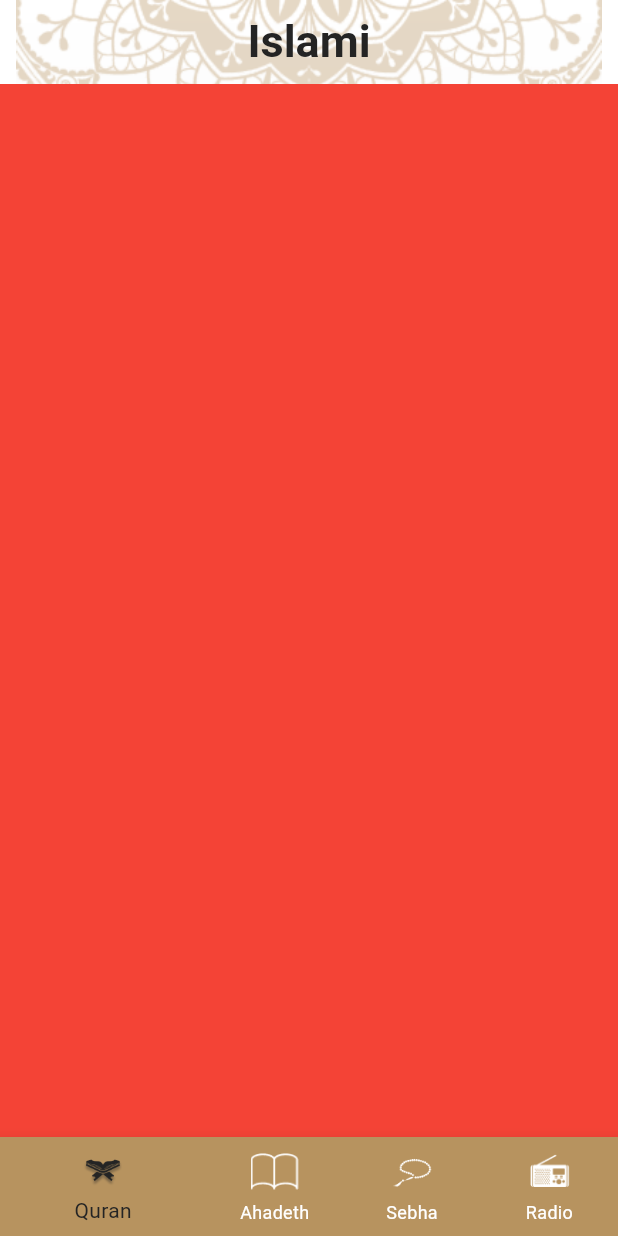
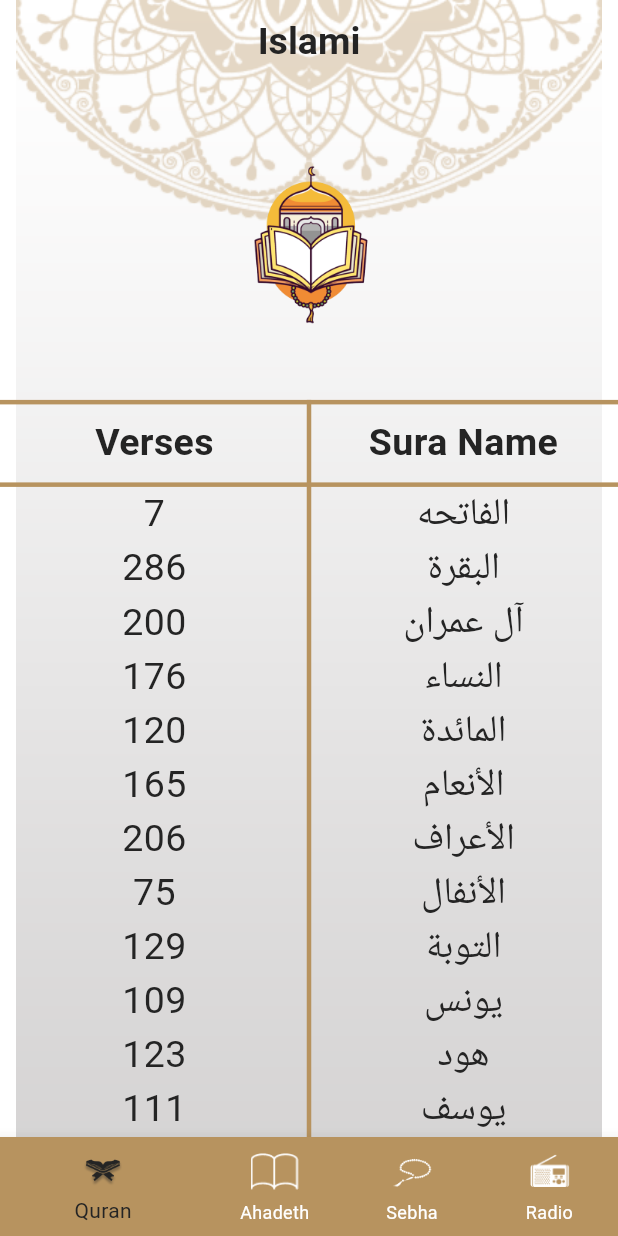
Before and after one commit to tanany1/Islami-app, a Flutter app: the screen it shows after launch, on a phone screen of 412 x 824 dp. Run offline on Flutter 3.47's test engine with Material 3 defaults, Android fonts, the phone set to English and light mode, and no system bars.

Commit message:
Finished Quran Tap Design.

```diff
--- a/lib/screens/homeScreen/home_screen.dart
+++ b/lib/screens/homeScreen/home_screen.dart
@@ -18,7 +18,7 @@ class HomeScreen extends StatefulWidget {
 
 class _HomeScreenState extends State<HomeScreen> {
   int currentTabIndex = 0 ;
-  Widget currentTab = QuranTab();
+  Widget body = QuranTab();
 
   @override
   Widget build(BuildContext context) {
@@ -30,13 +30,13 @@ class _HomeScreenState extends State<HomeScreen> {
           backgroundColor: AppColors.transparent,
           appBar: buildAppBar(),
           bottomNavigationBar: buildBottomNavigation(),
-          body: currentTab ,
+          body: body ,
         )
     );
   }
 
   AppBar buildAppBar() =>AppBar(
-        title: Text("Islami", style: AppTheme.appBarTextStyle,),
+        title: Text("Islami", style: AppTheme.mediaTitleTextStyle,),
         centerTitle: true,
         elevation: 0,
         backgroundColor: AppColors.transparent,
@@ -59,12 +59,12 @@ class _HomeScreenState extends State<HomeScreen> {
       onTap: (index){
         currentTabIndex = index;
         if(currentTabIndex == 0){
-          currentTab = QuranTab();
+          body = QuranTab();
         }else if(currentTabIndex == 1) {
-          currentTab = AhadethTab();
+          body = AhadethTab();
         }else if(currentTabIndex == 2){
-          currentTab = SebhaTab();
-        }else {currentTab=RadioTab();}
+          body = SebhaTab();
+        }else {body=RadioTab();}
         setState(() {});
       },
     ),
--- a/lib/tabs/quran/quran_tab.dart
+++ b/lib/tabs/quran/quran_tab.dart
@@ -1,10 +1,81 @@
 import 'package:flutter/material.dart';
+import 'package:islami/utilits/app_assets.dart';
+import 'package:islami/utilits/app_colors.dart';
+import 'package:islami/utilits/app_theme.dart';
+
+import '../../utilits/constants.dart';
 
 class QuranTab extends StatelessWidget {
-  const QuranTab({super.key});
+  QuranTab({super.key});
 
   @override
   Widget build(BuildContext context) {
-    return Container(color: Colors.red,);
+    return Column(
+      children: [
+        Expanded(flex:3 , child: Center(child: Image.asset(AppAssets.quranTabLogo))),
+
+        Expanded(
+          flex: 7,
+          child: Stack(
+            alignment: Alignment.center,
+            children: [
+              buildScreenContent(),
+               Container(width: 3,height: double.infinity, color: AppColors.primary)
+            ],
+          ),
+        )
+      ],
+    );
+  }
+
+  Widget buildScreenContent() {
+    return Expanded(
+        flex: 7,
+        child: Column(
+          children: [
+            Container(width: double.infinity , height: 3,color : AppColors.primary,),
+            const Padding(
+              padding:EdgeInsets.symmetric(vertical: 8.0),
+              child: Row(
+                children: [
+                  Expanded(child: Text("Verses" ,
+                    style: AppTheme.mediaTitleTextStyle,
+                    textAlign: TextAlign.center,
+                  )),
+                  Expanded(child: Text("Sura Name" ,
+                    style: AppTheme.mediaTitleTextStyle,
+                    textAlign: TextAlign.center,
+                  )),
+                ],
+              ),
+            ),
+            Container(width: double.infinity, height: 3,color: AppColors.primary,),
+            Expanded(
+                flex : 7 ,
+                child: buildSuraListView()),
+          ],
+        ),
+      );
+  }
+
+  ListView buildSuraListView() {
+    return ListView.builder(
+                  itemCount: Constants.suraNames.length ,
+                  itemBuilder: (context , index){
+                  return Row(
+                    mainAxisAlignment: MainAxisAlignment.spaceEvenly,
+                    children: [
+                      Expanded(child: Text("${Constants.versesNumber[index]}",
+                        style: AppTheme.regularTitleTextStyle,
+                        textAlign: TextAlign.center,
+                      )),
+                      Expanded(child: Text(Constants.suraNames[index],
+                        style: AppTheme.regularTitleTextStyle,
+                        textAlign: TextAlign.center,
+                      )),
+                    ],
+                  );
+                  }
+              );
   }
 }
--- a/lib/utilits/app_theme.dart
+++ b/lib/utilits/app_theme.dart
@@ -7,4 +7,15 @@ abstract class AppTheme{
     fontWeight: FontWeight.bold,
     color: AppColors.lightBlack,
   );
+
+  static const TextStyle mediaTitleTextStyle = TextStyle(
+    fontSize: 25,
+    fontWeight: FontWeight.w600,
+    color: AppColors.lightBlack,
+  );
+  static const TextStyle regularTitleTextStyle = TextStyle(
+    fontSize: 25,
+    fontWeight: FontWeight.w400,
+    color: AppColors.lightBlack,
+  );
 }
--- /dev/null
+++ b/lib/utilits/constants.dart
@@ -0,0 +1,18 @@
+abstract class Constants{
+  static const List<String> suraNames = [
+    "الفاتحه","البقرة","آل عمران","النساء","المائدة","الأنعام","الأعراف","الأنفال","التوبة","يونس","هود"
+    ,"يوسف","الرعد","إبراهيم","الحجر","النحل","الإسراء","الكهف","مريم","طه","الأنبياء","الحج","المؤمنون"
+    ,"النّور","الفرقان","الشعراء","النّمل","القصص","العنكبوت","الرّوم","لقمان","السجدة","الأحزاب","سبأ"
+    ,"فاطر","يس","الصافات","ص","الزمر","غافر","فصّلت","الشورى","الزخرف","الدّخان","الجاثية","الأحقاف"
+    ,"محمد","الفتح","الحجرات","ق","الذاريات","الطور","النجم","القمر","الرحمن","الواقعة","الحديد","المجادلة"
+    ,"الحشر","الممتحنة","الصف","الجمعة","المنافقون","التغابن","الطلاق","التحريم","الملك","القلم","الحاقة","المعارج"
+    ,"نوح","الجن","المزّمّل","المدّثر","القيامة","الإنسان","المرسلات","النبأ","النازعات","عبس","التكوير","الإنفطار"
+    ,"المطفّفين","الإنشقاق","البروج","الطارق","الأعلى","الغاشية","الفجر","البلد","الشمس","الليل","الضحى","الشرح"
+    ,"التين","العلق","القدر","البينة","الزلزلة","العاديات","القارعة","التكاثر","العصر",
+    "الهمزة","الفيل","قريش","الماعون","الكوثر","الكافرون","النصر","المسد","الإخلاص","الفلق","الناس"
+  ];
+  static const List<int> versesNumber = [7,286,200,176,120,165,206,75,129,109,123,111,43,52,99,128,111,110,98,135,112,78,118,64,77,227,93,88,
+    69,60,34,30,73,54,45,83,182,88,75,85,54,53,89,59,37,35,38,29,18,45,60,49,62,55,78,96,29,22,24,13,14,11,11,18,12,12,30,52,52,
+    44,28,28,20,56,40,31,50,40,46,42,29,19,36,25,22,17,19,26,30,20,15,21,11,8,5,19,5,8,8,11,11,8,3,9,5,4,6,3,6,3,5,4,5,6
+  ];
+}
```
Also changed, not shown: assets/images/2.0x/quran.tab.logo.png, assets/images/3.0x/quran.tab.logo@3x.png (added), assets/images/quran.tab.logo.png (added).
